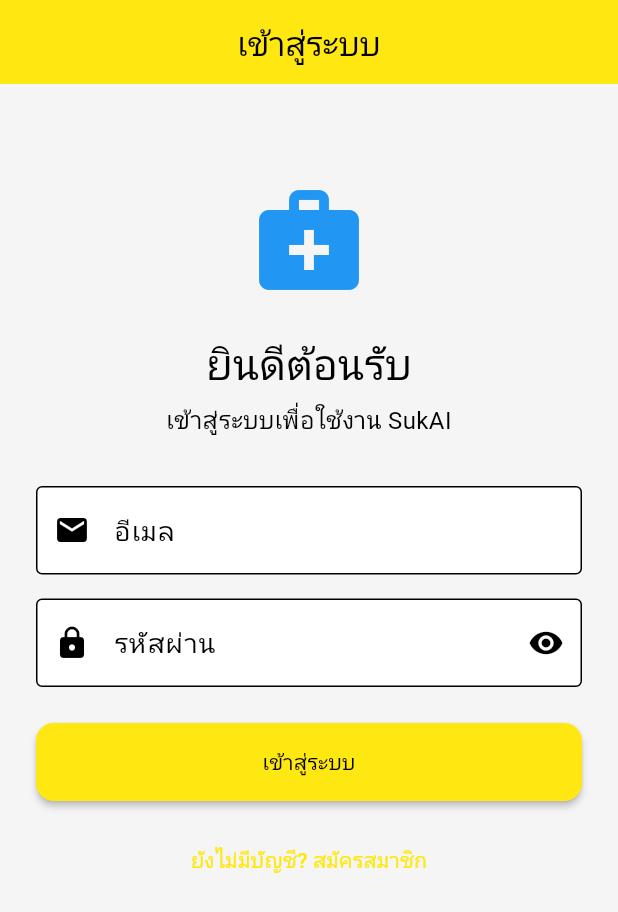
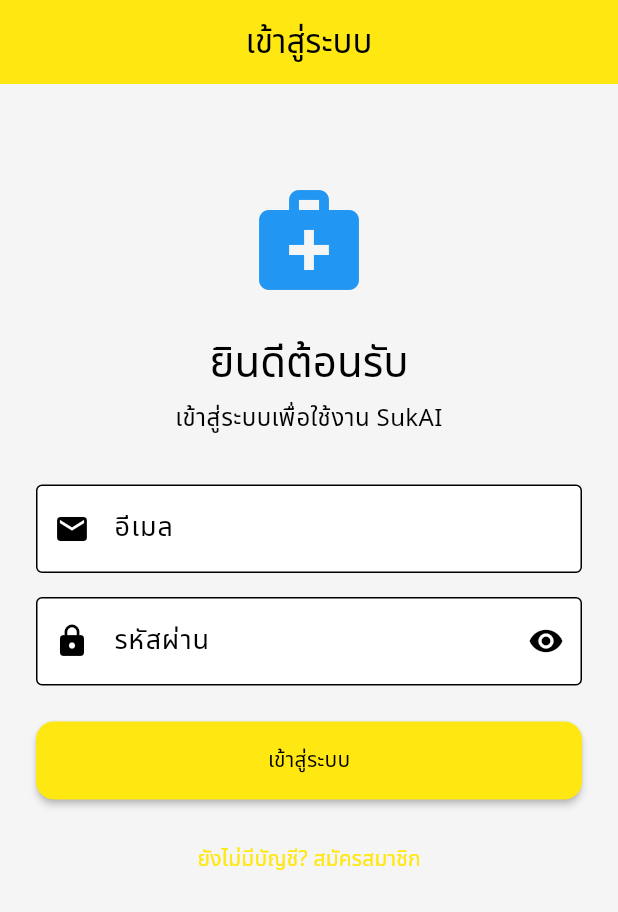
Before and after one commit to bovornv/sukai, a Flutter app: the screen it shows after launch, on a phone screen of 412 x 824 dp. Shown: the top 912 px of the screen. Run offline on Flutter 3.47's test engine with Material 3 defaults, Android fonts, the phone set to English and light mode, and no system bars; our stand-ins replace dio, flutter_riverpod, go_router, riverpod, shared_preferences, supabase_flutter; accounts and stored records are empty.

Commit message:
Add NotoSansThai font to theme to fix font warning

```diff
--- a/mobile/lib/app/theme.dart
+++ b/mobile/lib/app/theme.dart
@@ -32,6 +32,7 @@ class AppTheme {
   static ThemeData get lightTheme {
     return ThemeData(
       useMaterial3: true,
+      fontFamily: 'NotoSansThai',
       colorScheme: ColorScheme.light(
         primary: primaryYellow,
         secondary: green,
```
